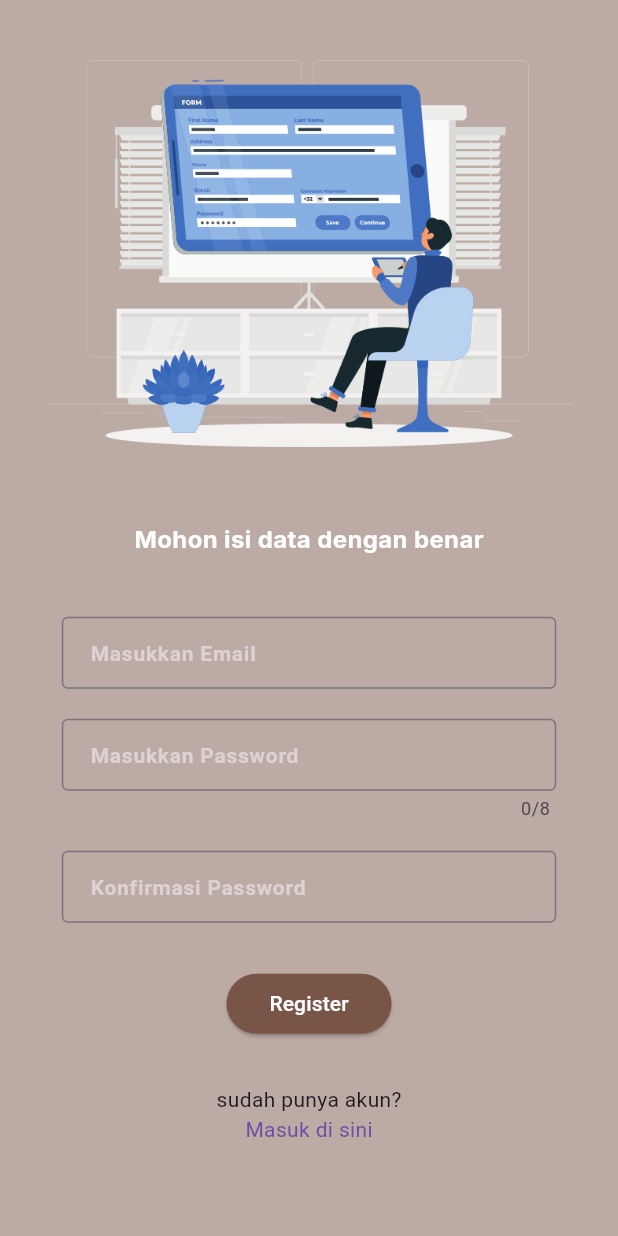
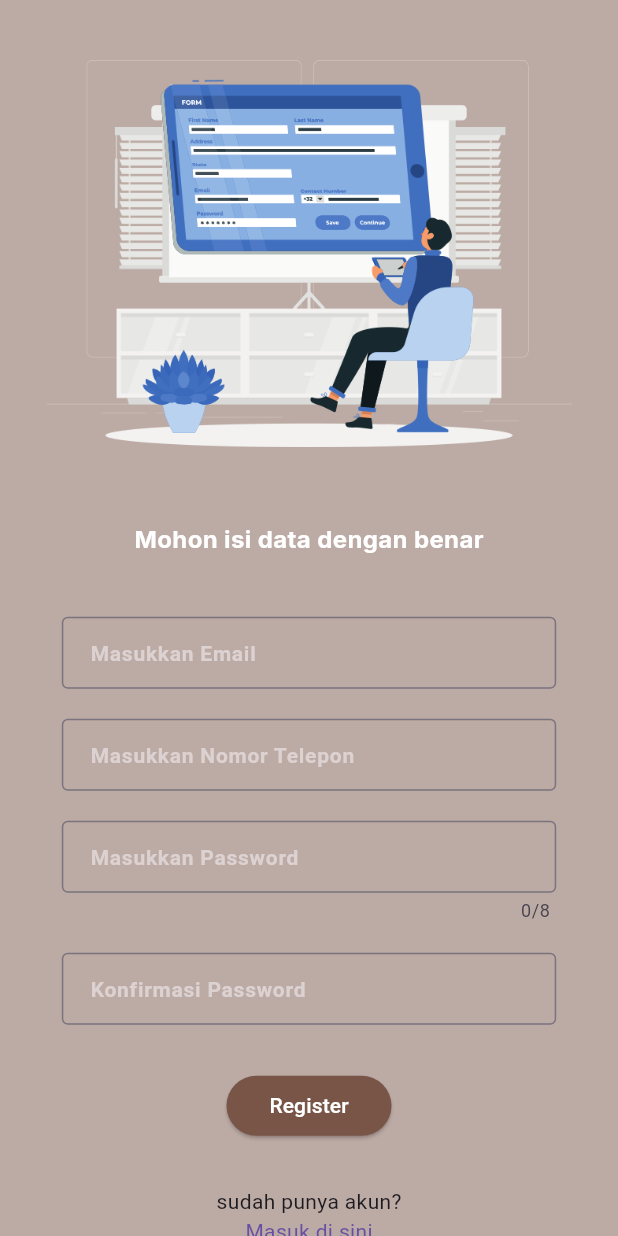
Before and after one commit to VIBEX45/FRONT-AND-BACK, a Flutter app: the RegisterPage screen opened directly, on a phone screen of 412 x 824 dp. Run offline on Flutter 3.47's test engine with Material 3 defaults, Android fonts, the light colour scheme and no system bars; our stand-ins replace cool_alert, dotted_border, flutter_map, google_fonts, image_picker, latlong2.

Commit message:
update otp

```diff
--- a/lib/pages/register_page.dart
+++ b/lib/pages/register_page.dart
@@ -2,8 +2,8 @@ import "package:cool_alert/cool_alert.dart";
 import "package:flutter/material.dart";
 import "package:flutter/services.dart";
 import "package:google_fonts/google_fonts.dart";
-import "package:komas_latihan/pages/home_page.dart";
 import "package:komas_latihan/pages/login_page.dart";
+import "package:komas_latihan/pages/otp_page.dart";
 
 // ignore: must_be_immutable
 class RegisterPage extends StatefulWidget {
@@ -16,6 +16,7 @@ class _RegisterPageState extends State<RegisterPage> {
 
 //controller
 final TextEditingController _emailController = TextEditingController();
+final TextEditingController _nomorController = TextEditingController();
 final TextEditingController _pwController = TextEditingController();
 final TextEditingController _confirmController = TextEditingController();
 
@@ -88,6 +89,27 @@ final TextEditingController _confirmController = TextEditingController();
                 const SizedBox(
                   height: 20,
                 ),
+                TextField(
+                    controller: _nomorController,
+                    keyboardType: TextInputType.number,
+                    inputFormatters: [FilteringTextInputFormatter.digitsOnly],
+                    decoration: const InputDecoration(
+                      border: OutlineInputBorder(),
+                        contentPadding: EdgeInsets.only(bottom: 5, left: 15),
+                        hintFadeDuration: Duration(milliseconds: 300),
+                        floatingLabelBehavior: FloatingLabelBehavior.always,
+                        hintText: 'Masukkan Nomor Telepon',
+                          hintStyle: TextStyle(
+                            decorationStyle: TextDecorationStyle.dotted,
+                            fontSize: 14,
+                            fontWeight: FontWeight.bold,
+                            color: Color.fromARGB(255, 221, 210, 210),
+                          ),
+                    ),
+                  ),
+                const SizedBox(
+                  height: 20,
+                ),
                   TextField(
                     controller: _pwController,
                     maxLength: 8,
@@ -148,13 +170,14 @@ final TextEditingController _confirmController = TextEditingController();
                   ),
                   onPressed: () {
                     String email = _emailController.text.trim();
+                    String telepon = _nomorController.text.trim();
                     String password = _pwController.text.trim();
                     String konfirm = _confirmController.text.trim();
 
-                    if (email.isNotEmpty && password.isNotEmpty && konfirm.isNotEmpty) {
+                    if (email.isNotEmpty && password.isNotEmpty && konfirm.isNotEmpty && telepon.isNotEmpty) {
                       if (konfirm == password) {
                           Navigator.of(context).pop();
-                          Navigator.push(context, MaterialPageRoute(builder: (context) => HomePage(admin: true, login: false,),));
+                          Navigator.push(context, MaterialPageRoute(builder: (context) => otp()));
                       } else{
                         CoolAlert.show(
                             context: context,
```
Also changed, not shown: lib/pages/otp_page.dart (added, +151 -0 lines).
